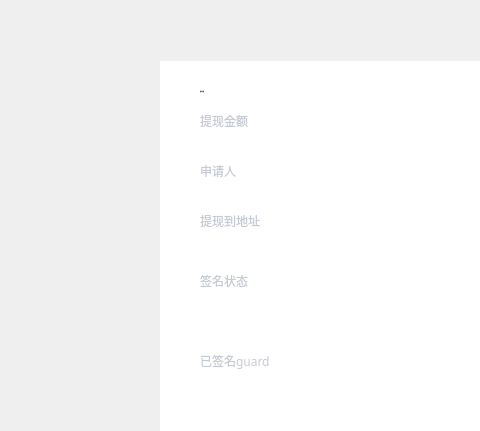
Old version of the form LNKWallet/guard/WithdrawInfoDialog.ui in the repository HcashOrg/hx-indicator; both pictures show x 130 to 610 and y 0 to 431 of the 960 by 543 pixel window.
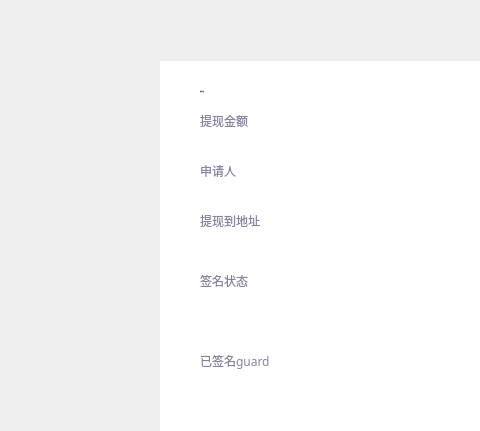
New version of the form.

Diff of the .ui file:
```diff
--- a/LNKWallet/guard/WithdrawInfoDialog.ui
+++ b/LNKWallet/guard/WithdrawInfoDialog.ui
@@ -114,7 +114,7 @@
       </rect>
      </property>
      <property name="styleSheet">
-      <string notr="true">QLabel{font:  10px &quot;微软雅黑&quot;;color: rgb(198,202,212);}
+      <string notr="true">QLabel{font:  10px &quot;微软雅黑&quot;;color: rgb(137,129,161);}
 
 </string>
      </property>
@@ -150,7 +150,7 @@
       </rect>
      </property>
      <property name="styleSheet">
-      <string notr="true">QLabel{font:  10px &quot;微软雅黑&quot;;color: rgb(198,202,212);}
+      <string notr="true">QLabel{font:  10px &quot;微软雅黑&quot;;color: rgb(137,129,161);}
 
 </string>
      </property>
@@ -192,7 +192,7 @@
       </rect>
      </property>
      <property name="styleSheet">
-      <string notr="true">QLabel{font:  10px &quot;微软雅黑&quot;;color: rgb(198,202,212);}
+      <string notr="true">QLabel{font:  10px &quot;微软雅黑&quot;;color: rgb(137,129,161);}
 
 </string>
      </property>
@@ -234,7 +234,7 @@
       </rect>
      </property>
      <property name="styleSheet">
-      <string notr="true">QLabel{font:  10px &quot;微软雅黑&quot;;color: rgb(198,202,212);}
+      <string notr="true">QLabel{font:  10px &quot;微软雅黑&quot;;color: rgb(137,129,161);}
 
 </string>
      </property>
@@ -294,7 +294,7 @@
       </rect>
      </property>
      <property name="styleSheet">
-      <string notr="true">QLabel{font:  10px &quot;微软雅黑&quot;;color: rgb(198,202,212);}
+      <string notr="true">QLabel{font:  10px &quot;微软雅黑&quot;;color: rgb(137,129,161);}
 
 </string>
      </property>
```
